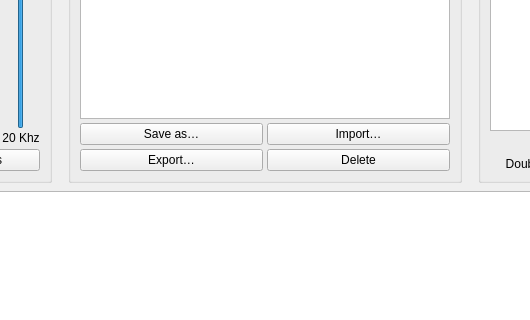
This is mainwindow.ui in hussainhumam/CurvioEQ as Qt 5 draws it before an edit; both pictures show x 422 to 952 and y 226 to 546 of the 1306 by 806 pixel window. The edited form follows.
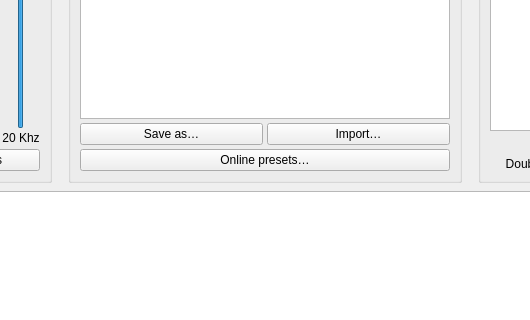
This is the edited form.

Commit message: Release v1.2.1: Advanced EQ, online presets, and DSP fixes.

What changed in the file:
```diff
--- a/mainwindow.ui
+++ b/mainwindow.ui
@@ -561,8 +561,8 @@
              </property>
             </widget>
            </item>
-           <item row="1" column="0">
-            <widget class="QPushButton" name="exportPresetButton">
+           <item row="1" column="0" colspan="2">
+            <widget class="QPushButton" name="autoEqPresetsButton">
              <property name="sizePolicy">
               <sizepolicy hsizetype="Expanding" vsizetype="Fixed">
                <horstretch>0</horstretch>
@@ -576,26 +576,7 @@
               </size>
              </property>
              <property name="text">
-              <string>Export…</string>
-             </property>
-            </widget>
-           </item>
-           <item row="1" column="1">
-            <widget class="QPushButton" name="deletePresetButton">
-             <property name="sizePolicy">
-              <sizepolicy hsizetype="Expanding" vsizetype="Fixed">
-               <horstretch>0</horstretch>
-               <verstretch>0</verstretch>
-              </sizepolicy>
-             </property>
-             <property name="maximumSize">
-              <size>
-               <width>16777215</width>
-               <height>28</height>
-              </size>
-             </property>
-             <property name="text">
-              <string>Delete</string>
+              <string>Online presets…</string>
              </property>
             </widget>
            </item>
```
The commit also changes 31 other files.
